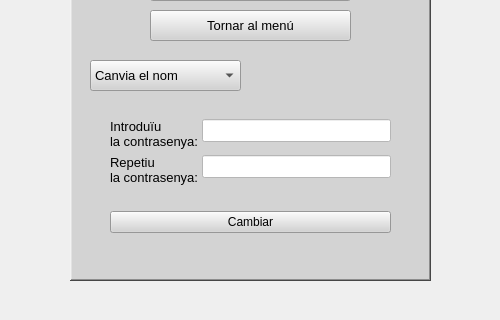
The window that pycharm_TR_project/W_account_pref.ui (Dathator/TR_project) describes before a commit, drawn with Qt 5; both pictures show x 0 to 500 and y 280 to 600 of the 500 by 600 pixel window.
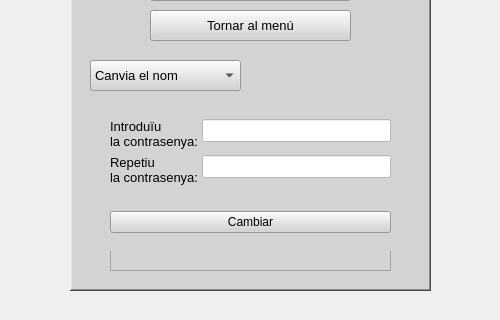
The same window after the commit.

Commit message:
6_Fix_Account_preferences
Ended and fixed functions of acc preferences.

Patch:
```diff
--- a/pycharm_TR_project/W_account_pref.ui
+++ b/pycharm_TR_project/W_account_pref.ui
@@ -19,7 +19,7 @@
      <x>70</x>
      <y>60</y>
      <width>361</width>
-     <height>501</height>
+     <height>511</height>
     </rect>
    </property>
    <property name="styleSheet">
@@ -171,8 +171,8 @@
      <rect>
       <x>40</x>
       <y>320</y>
-      <width>251</width>
-      <height>81</height>
+      <width>281</width>
+      <height>101</height>
      </rect>
     </property>
     <property name="frameShape">
@@ -186,7 +186,7 @@
       <rect>
        <x>0</x>
        <y>0</y>
-       <width>251</width>
+       <width>281</width>
        <height>94</height>
       </rect>
      </property>
@@ -241,7 +241,7 @@
       <item row="1" column="0" colspan="2">
        <widget class="QLabel" name="nstatusLabel">
         <property name="text">
-         <string>TextLabel</string>
+         <string/>
         </property>
        </widget>
       </item>
@@ -254,7 +254,7 @@
       <x>40</x>
       <y>320</y>
       <width>281</width>
-      <height>141</height>
+      <height>171</height>
      </rect>
     </property>
     <property name="frameShape">
```
The commit also changes 4 other files.
